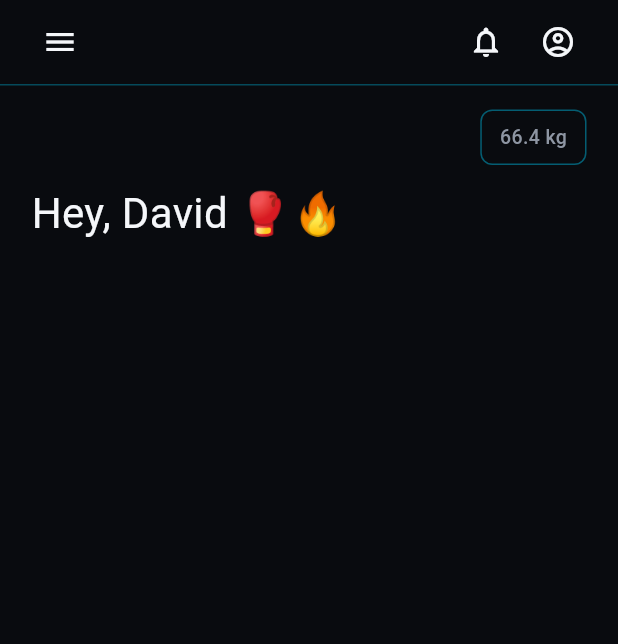
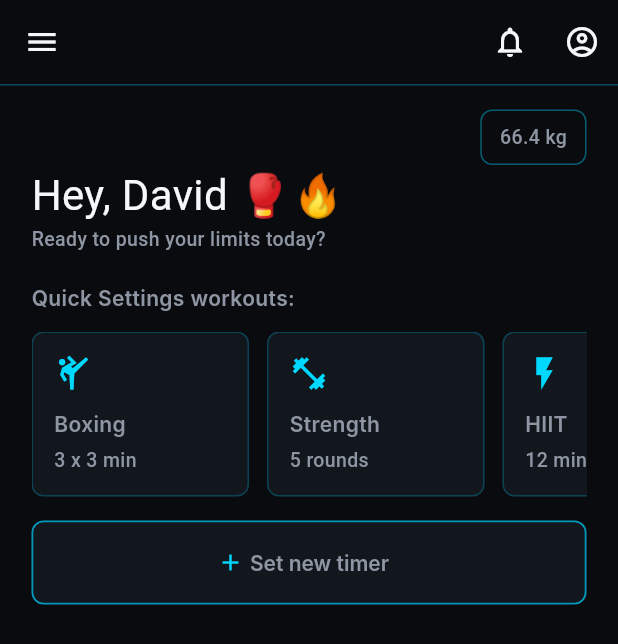
Before and after one commit to daodibnali-sudo/test_app, a Flutter app: the screen it shows after launch, on a phone screen of 412 x 824 dp. Shown: the top 644 px of the screen. Run offline on Flutter 3.47's test engine with Material 3 defaults, Android fonts, the phone set to English and light mode, and no system bars; Roboto replaces fonts that are missing (Alata, Inter); project files that could hold a hidden picture were left out.

Commit message:
Enhance HomePage layout with quick workout cards and update AppTextStyles for better readability

```diff
--- a/lib/features/timer/pages/home_page.dart
+++ b/lib/features/timer/pages/home_page.dart
@@ -16,13 +16,11 @@ class HomePage extends StatelessWidget {
       backgroundColor: AppColors.blackBg,
       appBar: AppBar(
         backgroundColor: AppColors.blackBg,
-        title: Row(
-          children: [
-            IconButton(
+        leading: IconButton(
           onPressed: () {},
           icon: Icon(Icons.menu, color: AppColors.textPrimary),
         ),
-            const Spacer(),
+        actions: [
           IconButton(
             onPressed: () {},
             icon: Icon(
@@ -38,7 +36,6 @@ class HomePage extends StatelessWidget {
             ),
           ),
         ],
-        ),
         bottom: PreferredSize(
           preferredSize: const Size.fromHeight(1),
           child: Divider(
@@ -48,6 +45,7 @@ class HomePage extends StatelessWidget {
           ),
         ),
       ),
+
       body: Padding(
         padding: const EdgeInsets.symmetric(horizontal: 5),
         child: Container(
@@ -58,12 +56,94 @@ class HomePage extends StatelessWidget {
             crossAxisAlignment: CrossAxisAlignment.start,
             children: [
               Align(alignment: Alignment.topRight, child: weightBadge()),
+              Text('Hey, $userName 🥊🔥', style: AppTextStyles.heading),
+              Text(
+                'Ready to push your limits today?',
+                style: AppTextStyles.label,
+              ),
+              const SizedBox(height: 20),
+              Text('Quick Settings workouts:', style: AppTextStyles.title),
               const SizedBox(height: 12),
-              Text('Hey, $userName 🥊🔥', style: AppTextStyles.heading),
+              SizedBox(
+                height: 110,
+                child: ListView(
+                  scrollDirection: Axis.horizontal,
+                  children: [
+                    _quickWorkoutCard(
+                      icon: Icons.sports_martial_arts_outlined,
+                      title: 'Boxing',
+                      subtitle: '3 x 3 min',
+                    ),
+                    _quickWorkoutCard(
+                      icon: Icons.fitness_center,
+                      title: 'Strength',
+                      subtitle: '5 rounds',
+                    ),
+                    _quickWorkoutCard(
+                      icon: Icons.flash_on,
+                      title: 'HIIT',
+                      subtitle: '12 min',
+                    ),
                   ],
+                ),
+              ),
+              const SizedBox(height: 16),
+              _setNewTimerButton(),
+            ], //children
           ),
         ),
       ),
     );
   }
+
+  Widget _quickWorkoutCard({
+    required IconData icon,
+    required String title,
+    required String subtitle,
+  }) {
+    return Container(
+      width: 145,
+      margin: const EdgeInsets.only(right: 12),
+      padding: const EdgeInsets.all(14),
+      decoration: BoxDecoration(
+        color: AppColors.blackSurface,
+        borderRadius: BorderRadius.circular(8),
+        border: Border.all(color: AppColors.cyanDeep.withValues(alpha: 0.35)),
+      ),
+      child: Column(
+        crossAxisAlignment: CrossAxisAlignment.start,
+        mainAxisAlignment: MainAxisAlignment.spaceBetween,
+        children: [
+          Icon(icon, color: AppColors.cyanLight, size: 26),
+          Column(
+            crossAxisAlignment: CrossAxisAlignment.start,
+            children: [
+              Text(title, style: AppTextStyles.title),
+              const SizedBox(height: 4),
+              Text(subtitle, style: AppTextStyles.label),
+            ],
+          ),
+        ],
+      ),
+    );
   }
+
+  Widget _setNewTimerButton() {
+    return SizedBox(
+      width: double.infinity,
+      height: 56,
+      child: ElevatedButton.icon(
+        onPressed: () {},
+        icon: const Icon(Icons.add),
+        label: const Text('Set new timer', style: AppTextStyles.title,),
+        style: ElevatedButton.styleFrom(
+          backgroundColor: AppColors.blackSurface,
+          foregroundColor: AppColors.cyanLight,
+          side: BorderSide(color: AppColors.cyanDeep, width: 1.2),
+          shape: RoundedRectangleBorder(borderRadius: BorderRadius.circular(8)),
+          textStyle: AppTextStyles.heading,
+        ),
+      ),
+    );
+  }
+}
--- a/lib/shared/theme/app_fonts.dart
+++ b/lib/shared/theme/app_fonts.dart
@@ -22,8 +22,9 @@ abstract final class AppTextStyles {
   );
 
   static const TextStyle title = TextStyle(
+    color: AppColors.textSecondary,
     fontFamily: AppFonts.inter,
-    fontSize: 20,
+    fontSize: 14,
     fontWeight: FontWeight.w600,
   );
 
```
Also changed, not shown: 1 other file. Lines whose indentation alone changed are shown as unchanged.
